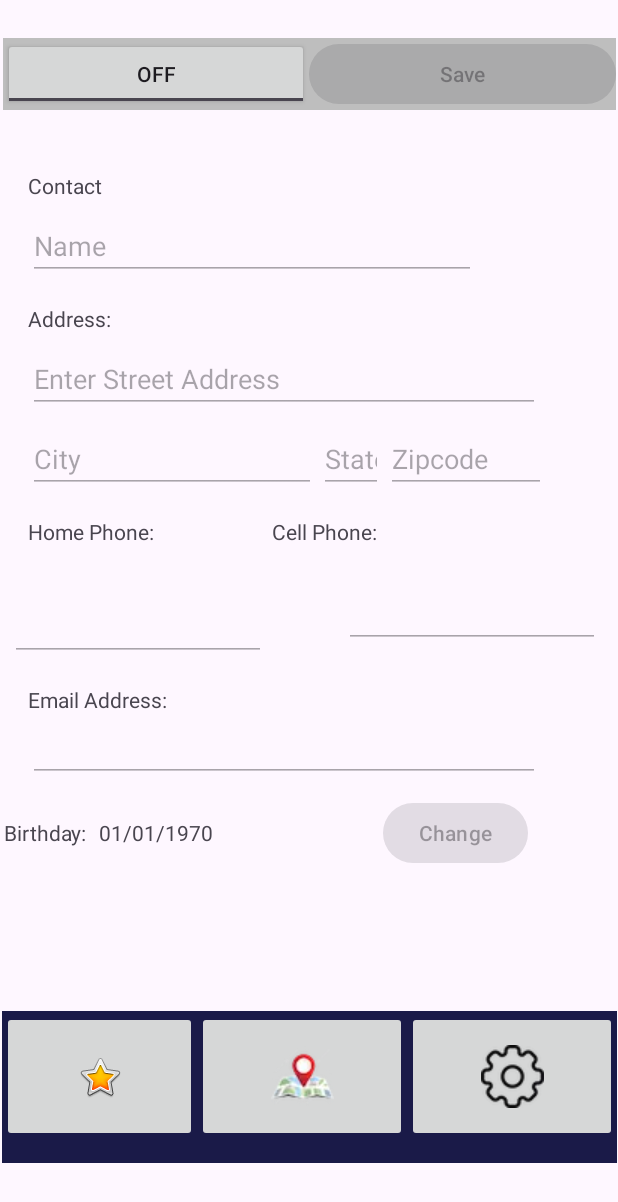
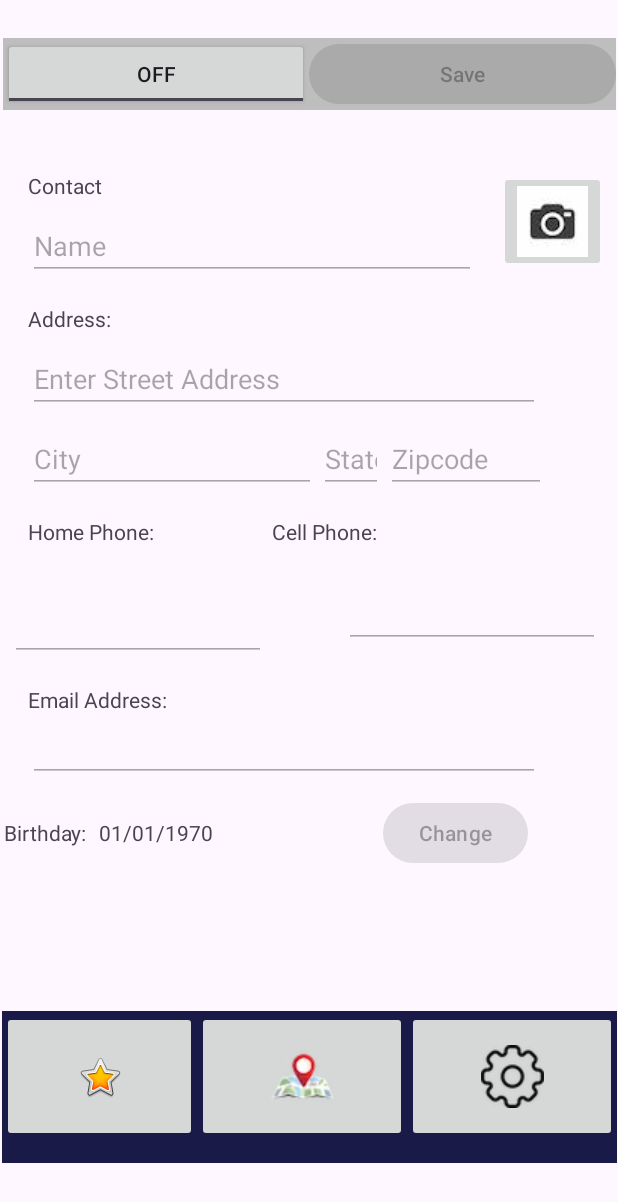
Before and after one commit to aishaapat/AndriodChapterProjects1, an Android app: the screen it shows after launch (MainActivity), on a phone screen of 412 x 824 dp. Shown: the top 1202 px of the screen. Run offline under Robolectric (Android 15) with nearby library versions, the phone set to English and light mode, and no system bars.

Commit message:
8.10-8.14

```diff
--- a/app/src/main/AndroidManifest.xml
+++ b/app/src/main/AndroidManifest.xml
@@ -6,6 +6,7 @@
     <uses-permission android:name="android.permission.BODY_SENSORS"/>
     <uses-permission android:name="android.permission.HIGH_SAMPLING_RATE_SENSORS"/>
     <uses-permission android:name="android.permission.CALL_PHONE"/>
+    <uses-permission android:name="android.permission.CAMERA"/>
 
     <permission android:name="com.example.AndriodChapterProjects.permission.MAPS_RECEIVE"
         android:protectionLevel="signature"/>
--- a/app/src/main/res/layout/activity_main.xml
+++ b/app/src/main/res/layout/activity_main.xml
@@ -114,6 +114,19 @@
                 app:layout_constraintLeft_toLeftOf="parent"
                 app:layout_constraintTop_toTopOf="parent"
                 tools:ignore="HardcodedText,RtlHardcoded,VisualLintOverlap" />
+            <ImageButton
+                android:layout_width="wrap_content"
+                android:layout_height="wrap_content"
+                android:id="@+id/imageContact"
+                android:layout_marginTop="0dp"
+                android:layout_marginEnd="8dp"
+                android:layout_marginRight="10dp"
+                app:layout_goneMarginEnd="10dp"
+                app:layout_constraintEnd_toEndOf="parent"
+                app:layout_constraintTop_toTopOf="@+id/textContact"
+                android:src="@drawable/stockimage"
+                />
+
 
             <EditText
                 android:id="@+id/editName"
```
Also changed, not shown: app/src/main/java/com/example/andriodchapterprojects/Activities/MainActivity.java (+78 -1 lines), app/src/main/java/com/example/andriodchapterprojects/DB/Contact.java (+12 -0 lines), app/src/main/res/drawable/stockimage.png (added).
